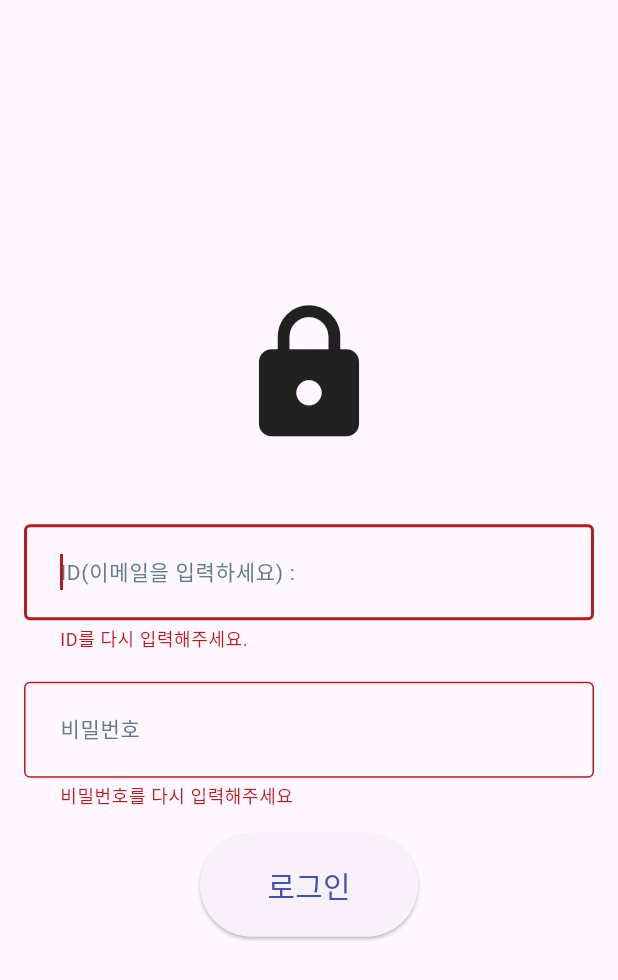
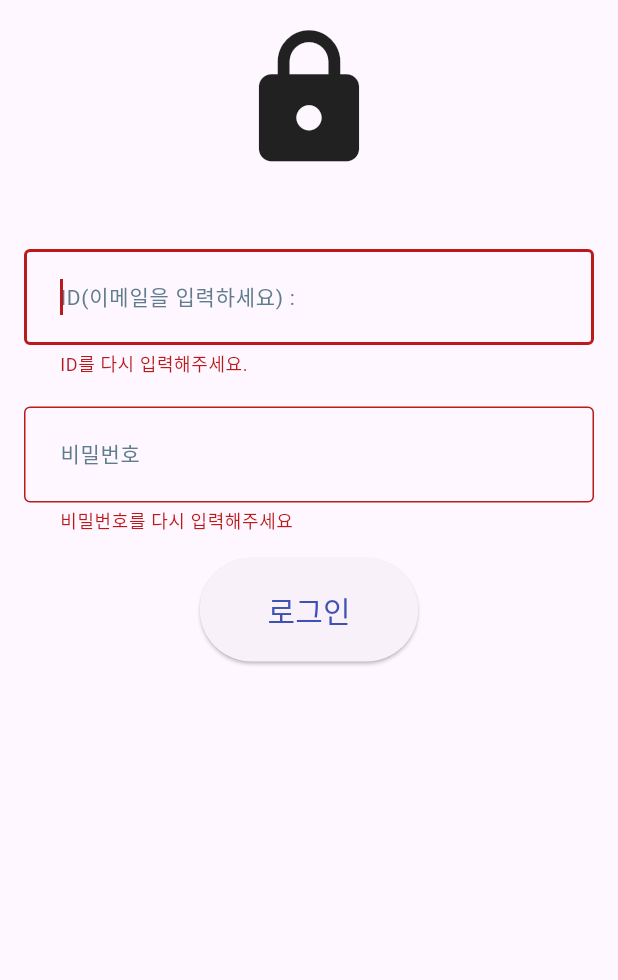
Before and after one commit to hyeminililo/23-24-App-Assignment-06, a Flutter app: the screen it shows after launch, after a tap on "로그인", on a phone screen of 412 x 824 dp. Shown: the top 980 px of the screen. Run offline on Flutter 3.47's test engine with Material 2 defaults, Android fonts, the phone set to English and light mode, and no system bars; our stand-ins replace dio, flutter_secure_storage, geocoding, geolocator.

Commit message:
login 오류 해결

```diff
--- a/weather_application/lib/Login/loginScreen.dart
+++ b/weather_application/lib/Login/loginScreen.dart
@@ -11,14 +11,20 @@ class LoginScreen extends StatefulWidget {
 }
 
 class _LoginScreenState extends State<LoginScreen> {
-  String? idErrorText;
-  String? pwErrorText;
+  String username = '';
+  String password = '';
+
+  String? idErrorText = '';
+  String? pwErrorText = '';
 
   final TextEditingController idController = TextEditingController();
   final TextEditingController pwController = TextEditingController();
-  final LoginToken loginToken = LoginToken();
-  GlobalKey<FormState> formKey = GlobalKey<FormState>();
 
+  final _formKey = GlobalKey<FormState>();
+
+  LoginToken loginToken = LoginToken();
+
+//GlobalKey<FormState>
   //로그인을 성공헀을 때 실행할 함수 onloginsuccess를 통해 weatherScreen으로 이동
   void _onLoginSuccess(BuildContext context) {
     print('성공');
@@ -49,23 +55,27 @@ class _LoginScreenState extends State<LoginScreen> {
 
   // formKey가 타당한지 확인하는 함수
   void validateForm() {
-    if (formKey.currentState!.validate()) {
+    if (_formKey.currentState!.validate()) {
+      print("일단 여기는 실행됨 ");
+      ScaffoldMessenger.of(context)
+          .showSnackBar(const SnackBar(content: Text("로그인 중입니다.")));
       _login();
     } else {
-      Exception();
+      print("vaildateForm 함수가 실패 ");
     }
   }
 
 //loginToken에서 응답을 확인하는 함수
   void _login() async {
-    final id = idController.text;
+    final id = idController.text; //아이디와 패스워드 값 확인
     final pw = pwController.text;
 
     try {
-      final response = await loginToken.login(id, pw);
+      // 생성자를 통해 보내주기
+      var response = await loginToken.logincheck(id, pw);
       print(
           '상태코드 : ${response.statusCode}'); // response가 일치하다고 응답을 주면 onLoginSucess() 함수 호출
-      if (response.statusCode == 200) {
+      if (response.statusCode == 201 || response.statusCode == 200) {
         _onLoginSuccess(context);
       } else {
         _onLoginFailure(context);
@@ -78,7 +88,11 @@ class _LoginScreenState extends State<LoginScreen> {
   @override
   Widget build(BuildContext context) {
     return Scaffold(
-        body: Padding(
+        //resizeToAvoidBottomInset 화면 그대로 두고 키보드만 올라오고 싶을 때 사용
+        resizeToAvoidBottomInset: false,
+        body: SingleChildScrollView(
+          //화면 자체를 스크롤할 수 있도록
+          child: Padding(
             padding: const EdgeInsets.all(16.0),
             child: Column(
               mainAxisAlignment: MainAxisAlignment.center,
@@ -93,17 +107,16 @@ class _LoginScreenState extends State<LoginScreen> {
                   height: 50,
                 ),
                 Form(
-            key: formKey,
+                  key: _formKey,
                   child: Column(children: [
-              SingleChildScrollView(
-                  child: Column(
+                    Column(
                       children: [
                         CustomTextField(
                           hintText: 'ID(이메일을 입력하세요) : ',
                           controller: idController,
                           onChanged: (value) {
                             setState(() {
-                        //idErrorText = null;
+                              idErrorText = null;
                             });
                           },
                           validator: (value) {
@@ -139,12 +152,12 @@ class _LoginScreenState extends State<LoginScreen> {
                         ),
                         const SizedBox(height: 16.0)
                       ],
-              )),
+                    ),
                     ElevatedButton(
                       onPressed: validateForm,
                       style: FilledButton.styleFrom(
-                  padding:
-                      const EdgeInsets.symmetric(horizontal: 45, vertical: 20),
+                        padding: const EdgeInsets.symmetric(
+                            horizontal: 45, vertical: 20),
                       ),
                       child: const Text('로그인',
                           style: TextStyle(fontSize: 20, color: Colors.indigo)),
@@ -153,6 +166,7 @@ class _LoginScreenState extends State<LoginScreen> {
                 )
               ],
             ),
+          ),
         ));
   }
 }
--- a/weather_application/lib/Weather/weatherScreen.dart
+++ b/weather_application/lib/Weather/weatherScreen.dart
@@ -34,6 +34,7 @@ class _WeatherScreenState extends State<WeatherScreen> {
                 if (snapshot.connectionState == ConnectionState.waiting) {
                   return const CircularProgressIndicator();
                 } else if (snapshot.hasError) {
+                  print('$snapshot.statusCode');
                   return const Text('데이터를 가져오는 중 오류가 발생했습니다.');
                 } else {
                   WeatherModel weather = weatherLocation.weather!;
```
Also changed, not shown: weather_application/lib/Login/data.dart (added, +13 -0 lines), weather_application/lib/Login/loginToken.dart (+5 -27 lines), weather_application/lib/Weather/weatherLocation.dart (+22 -5 lines), package-lock.json. Lines whose indentation alone changed are shown as unchanged.
